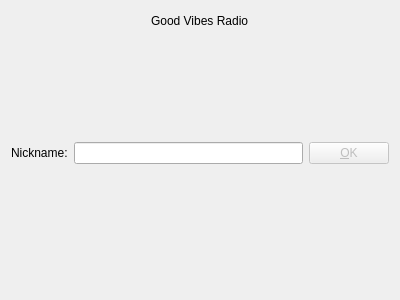
Old version of the form GoodVibes-Client/usernamesettingwidget.ui in the repository spacesh1p/GoodVibes-Radio.
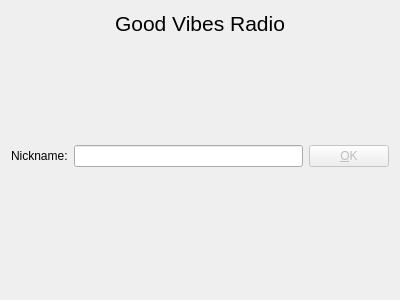
New version of the form.

What changed in the file:
```diff
--- a/GoodVibes-Client/usernamesettingwidget.ui
+++ b/GoodVibes-Client/usernamesettingwidget.ui
@@ -31,6 +31,11 @@
      </item>
      <item>
       <widget class="QLabel" name="label_2">
+       <property name="font">
+        <font>
+         <pointsize>16</pointsize>
+        </font>
+       </property>
        <property name="text">
         <string>Good Vibes Radio</string>
        </property>
```
